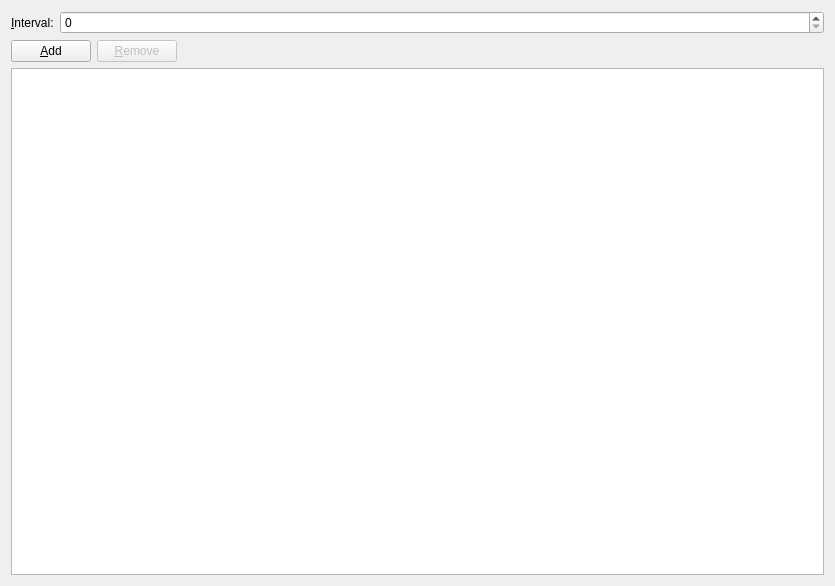
First picture: the form in wombatcore/animationeditor.ui, repository gtalent/wombat-editor, before the edit.
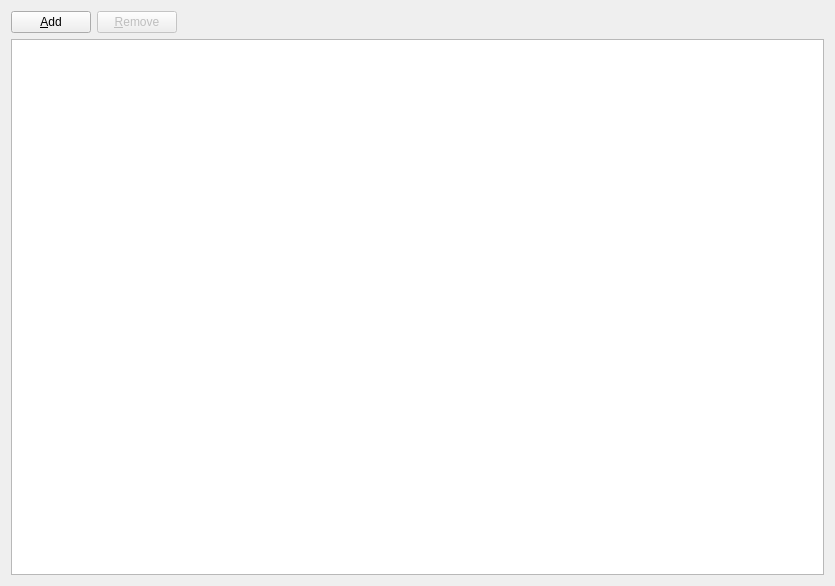
Second picture: the form after the edit.

Patch:
```diff
--- a/wombatcore/animationeditor.ui
+++ b/wombatcore/animationeditor.ui
@@ -14,36 +14,6 @@
    <string>Form</string>
   </property>
   <layout class="QVBoxLayout" name="verticalLayout_2">
-   <item>
-    <layout class="QHBoxLayout" name="horizontalLayout_2">
-     <item>
-      <widget class="QLabel" name="label">
-       <property name="sizePolicy">
-        <sizepolicy hsizetype="Fixed" vsizetype="Preferred">
-         <horstretch>0</horstretch>
-         <verstretch>0</verstretch>
-        </sizepolicy>
-       </property>
-       <property name="toolTip">
-        <string extracomment="Seconds"/>
-       </property>
-       <property name="text">
-        <string>&amp;Interval:</string>
-       </property>
-       <property name="buddy">
-        <cstring>sbInterval</cstring>
-       </property>
-      </widget>
-     </item>
-     <item>
-      <widget class="QSpinBox" name="sbInterval">
-       <property name="toolTip">
-        <string extracomment="Seconds"/>
-       </property>
-      </widget>
-     </item>
-    </layout>
-   </item>
    <item>
     <layout class="QVBoxLayout" name="verticalLayout">
      <item>
@@ -83,7 +53,14 @@
      <item>
       <layout class="QHBoxLayout" name="horizontalLayout_3">
        <item>
-        <widget class="QTableView" name="lstAnims"/>
+        <widget class="QTableView" name="lstAnims">
+         <property name="alternatingRowColors">
+          <bool>true</bool>
+         </property>
+         <property name="selectionBehavior">
+          <enum>QAbstractItemView::SelectRows</enum>
+         </property>
+        </widget>
        </item>
       </layout>
      </item>
```
Left out of the diff: 1 changed line with no effect on the pictures.
